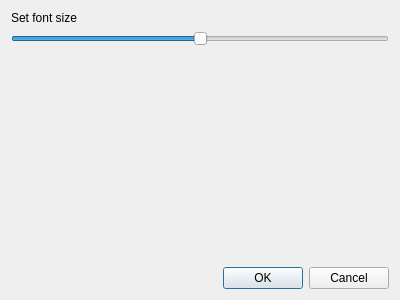
The window that src/ui/settingsdialog.ui (brik/facebrick) describes before a commit, drawn with Qt 5.
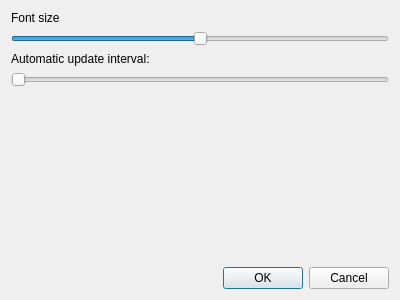
The same window after the commit.

Commit message: Added setting for changing automatic update interval

Patch:
```diff
--- a/src/ui/settingsdialog.ui
+++ b/src/ui/settingsdialog.ui
@@ -17,7 +17,7 @@
    <item>
     <widget class="QLabel" name="label">
      <property name="text">
-      <string>Set font size</string>
+      <string>Font size</string>
      </property>
     </widget>
    </item>
@@ -34,6 +34,46 @@
      </property>
     </widget>
    </item>
+   <item>
+    <layout class="QHBoxLayout" name="horizontalLayout">
+     <item>
+      <widget class="QLabel" name="timerLabel">
+       <property name="sizePolicy">
+        <sizepolicy hsizetype="Maximum" vsizetype="Preferred">
+         <horstretch>0</horstretch>
+         <verstretch>0</verstretch>
+        </sizepolicy>
+       </property>
+       <property name="text">
+        <string>Automatic update interval:</string>
+       </property>
+      </widget>
+     </item>
+     <item>
+      <widget class="QLabel" name="intervalLabel">
+       <property name="text">
+        <string/>
+       </property>
+       <property name="alignment">
+        <set>Qt::AlignLeading|Qt::AlignLeft|Qt::AlignVCenter</set>
+       </property>
+      </widget>
+     </item>
+    </layout>
+   </item>
+   <item>
+    <widget class="QSlider" name="updateIntervalSlider">
+     <property name="maximum">
+      <number>15</number>
+     </property>
+     <property name="singleStep">
+      <number>1</number>
+     </property>
+     <property name="orientation">
+      <enum>Qt::Horizontal</enum>
+     </property>
+    </widget>
+   </item>
    <item>
     <spacer name="verticalSpacer">
      <property name="orientation">
```
The commit also changes 6 other files.
